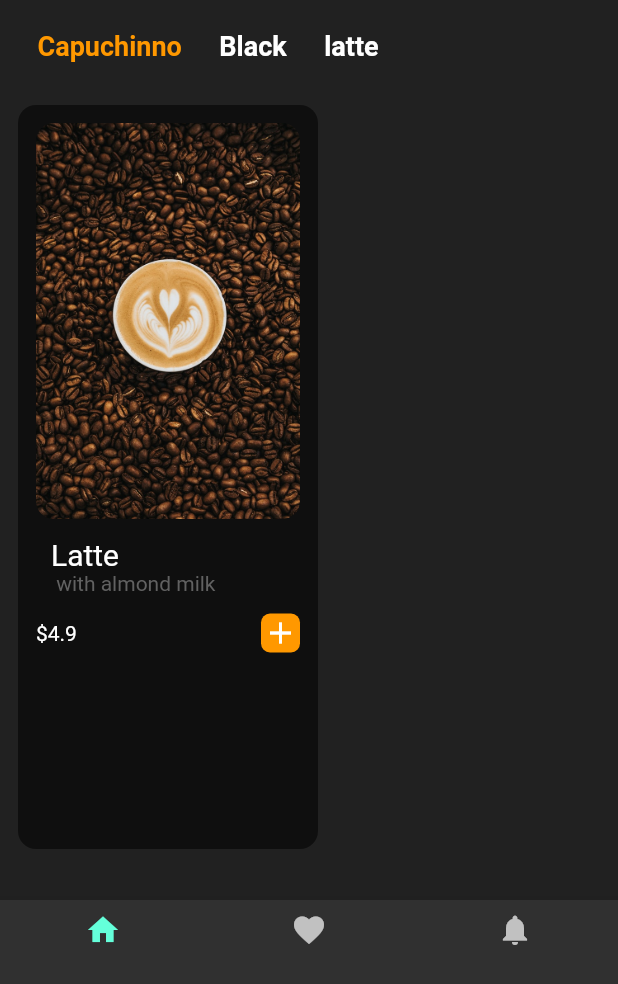
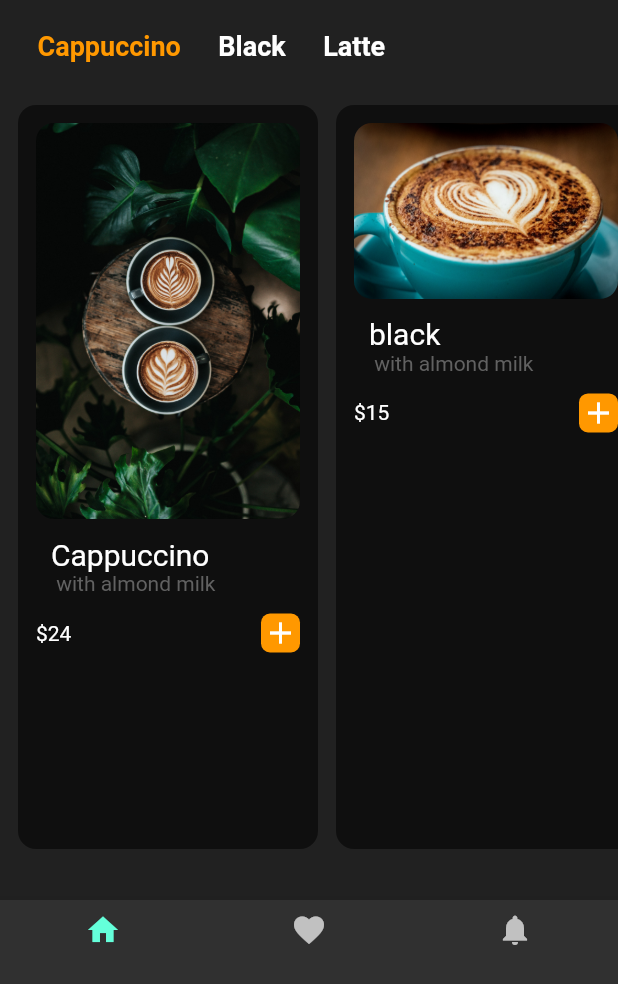
Before and after one commit to flutclass/flu_j1_Repo, a Flutter app: the screen it shows after launch, on a phone screen of 412 x 824 dp, the part 252-1236 px from its top. Run offline on Flutter 3.47's test engine with Material 2 defaults, Android fonts, the light colour scheme and no system bars; our stand-ins replace audioplayers, font_awesome_flutter, google_fonts, liquid_pull_to_refresh, lottie, page_transition and 4 more.

Commit message:
coffee completed

```diff
--- a/coffee_app/lib/coffee_tile.dart
+++ b/coffee_app/lib/coffee_tile.dart
@@ -1,48 +1,58 @@
 import 'package:flutter/material.dart';
+
 class CoffeeTile extends StatelessWidget {
-  const CoffeeTile({Key? key}) : super(key: key);
+  CoffeeTile(
+      {required this.CoffeeImagePath,
+      required this.CoffeeName,
+      required this.CoffeePrice});
+  final String CoffeeImagePath;
+  final String CoffeeName;
+  final String CoffeePrice;
 
   @override
   Widget build(BuildContext context) {
     return Padding(
-      padding:  EdgeInsets.only( left:  12.0 , bottom:  34.0),
+      padding: EdgeInsets.only(left: 12.0, bottom: 34.0),
       child: Container(
         width: 200,
         padding: EdgeInsets.all(12),
         decoration: BoxDecoration(
-          borderRadius: BorderRadius.circular(12),
-          color: Colors.black54
-        ),
+            borderRadius: BorderRadius.circular(12), color: Colors.black54),
         child: Column(
           crossAxisAlignment: CrossAxisAlignment.start,
           children: [
             ClipRRect(
               borderRadius: BorderRadius.circular(12),
-              child: Image.asset("assets/latte.jpg"),
-
+              child: Image.asset(CoffeeImagePath),
             ),
             Padding(
-              padding: const EdgeInsets.symmetric( vertical:12.0, horizontal: 10.0),
+              padding:
+                  const EdgeInsets.symmetric(vertical: 12.0, horizontal: 10.0),
               child: Column(
                 crossAxisAlignment: CrossAxisAlignment.start,
                 children: [
-                  Text("Latte",style: TextStyle(fontSize: 20),),
-                  Text(" with almond milk",style: TextStyle(
-                    color: Colors.grey[700],
-                  ),)
+                  Text(
+                    CoffeeName,
+                    style: TextStyle(fontSize: 20),
+                  ),
+                  Text(
+                    " with almond milk",
+                    style: TextStyle(
+                      color: Colors.grey[700],
+                    ),
+                  )
                 ],
               ),
             ),
             Row(
               mainAxisAlignment: MainAxisAlignment.spaceBetween,
               children: [
-                Text("\$4.9"),
+                Text("\$" + CoffeePrice),
                 Container(
                   padding: EdgeInsets.all(1),
                   decoration: BoxDecoration(
                     borderRadius: BorderRadius.circular(6),
                     color: Colors.orange,
-
                   ),
                   child: Icon(Icons.add),
                 )
@@ -50,7 +60,6 @@ class CoffeeTile extends StatelessWidget {
             )
           ],
         ),
-
       ),
     );
   }
--- a/coffee_app/lib/coffee_type.dart
+++ b/coffee_app/lib/coffee_type.dart
@@ -1,11 +1,15 @@
 import 'package:flutter/material.dart';
 class Coffee_type extends StatelessWidget {
-Coffee_type({required this.coffee_type, required this.isSelected});
+Coffee_type({required this.coffee_type, required this.isSelected,
+required this.onTap});
 final String coffee_type;
 final bool isSelected;
+final VoidCallback onTap;
   @override
   Widget build(BuildContext context) {
-    return Padding(
+    return GestureDetector(
+      onTap: onTap,
+      child: Padding(
         padding: const EdgeInsets.only( left: 25.0),
         child: Text(coffee_type,
         style: TextStyle(
@@ -13,6 +17,7 @@ final bool isSelected;
           fontWeight: FontWeight.bold,
           color: isSelected ? Colors.orange : Colors.white,
         ),),
+      ),
     );
   }
 }
--- a/coffee_app/lib/home_page.dart
+++ b/coffee_app/lib/home_page.dart
@@ -2,6 +2,7 @@ import 'package:flutter/material.dart';
 import 'package:google_fonts/google_fonts.dart';
 import 'coffee_tile.dart';
 import 'coffee_type.dart';
+
 class HomePage extends StatefulWidget {
   const HomePage({Key? key}) : super(key: key);
 
@@ -10,6 +11,19 @@ class HomePage extends StatefulWidget {
 }
 
 class _HomePageState extends State<HomePage> {
+  final List lstCoffeeType = [
+    ['Cappuccino', true],
+    ['Black', false],
+    ['Latte', false]
+  ];
+  void   coffeeTapSelect(int index) {
+    setState(() {
+      for (int i =0; i<lstCoffeeType.length; i++){
+        lstCoffeeType[i][1] = false;
+      }
+      lstCoffeeType[index][1]=true;
+    });
+  }
   @override
   Widget build(BuildContext context) {
     return Scaffold(
@@ -19,41 +33,41 @@ class _HomePageState extends State<HomePage> {
         backgroundColor: Colors.transparent,
         leading: Icon(Icons.menu),
         actions: [
-          Padding(padding: EdgeInsets.only(
-            right: 25.0
-          ),
-          child: Icon(Icons.person),)
+          Padding(
+            padding: EdgeInsets.only(right: 25.0),
+            child: Icon(Icons.person),
+          )
         ],
       ),
       bottomNavigationBar: BottomNavigationBar(
         items: [
-          BottomNavigationBarItem(icon:Icon( Icons.home) , label: ''),
-          BottomNavigationBarItem(icon:Icon( Icons.favorite) , label: ''),
-          BottomNavigationBarItem(icon:Icon( Icons.notifications) , label: ''),
+          BottomNavigationBarItem(icon: Icon(Icons.home), label: ''),
+          BottomNavigationBarItem(icon: Icon(Icons.favorite), label: ''),
+          BottomNavigationBarItem(icon: Icon(Icons.notifications), label: ''),
         ],
       ),
       body: Column(
         children: [
           Padding(
-                padding: const EdgeInsets.symmetric( horizontal: 25.0),
-                child: Text("Find the best coffee for you",style:GoogleFonts.bebasNeue(
-                  fontSize: 36
-                ) ,),
+            padding: const EdgeInsets.symmetric(horizontal: 25.0),
+            child: Text(
+              "Find the best coffee for you",
+              style: GoogleFonts.bebasNeue(fontSize: 36),
+            ),
           ),
           SizedBox(
             height: 10,
           ),
           Padding(
-            padding: const EdgeInsets.symmetric( horizontal: 25.0),
+            padding: const EdgeInsets.symmetric(horizontal: 25.0),
             child: TextField(
               decoration: InputDecoration(
                   prefixIcon: Icon(Icons.search),
                   hintText: "Find your coffee",
                   focusedBorder: OutlineInputBorder(),
                   enabledBorder: OutlineInputBorder(
-                  borderSide: BorderSide(color:Colors.grey.shade600),
-                )
-              ),
+                    borderSide: BorderSide(color: Colors.grey.shade600),
+                  )),
             ),
           ),
           SizedBox(
@@ -61,24 +75,36 @@ class _HomePageState extends State<HomePage> {
           ),
           Container(
             height: 50,
+            child: ListView.builder(
+              scrollDirection: Axis.horizontal,
+              itemCount: lstCoffeeType.length,
+              itemBuilder: (context, index) {
+                return Coffee_type(
+                    coffee_type: lstCoffeeType[index][0],
+                    isSelected: lstCoffeeType[index][1],
+                    onTap:(){ coffeeTapSelect(index);} );
+              },
+            ),
+          ),
+          Expanded(
               child: ListView(
             scrollDirection: Axis.horizontal,
             children: [
-                Coffee_type(coffee_type: "Capuchinno", isSelected: true),
-                Coffee_type(coffee_type: "Black", isSelected: false),
-                Coffee_type(coffee_type: "latte", isSelected: false),
-
-
-              ],
+              CoffeeTile(
+                  CoffeeImagePath:'assets/cuppochino.jpg',
+                  CoffeeName:'Cappuccino',
+                  CoffeePrice: '24',
               ),
+              CoffeeTile(
+                CoffeeImagePath:'assets/black.jpg',
+                CoffeeName:'black',
+                CoffeePrice: '15',
               ),
-          Expanded(child: ListView(
-            scrollDirection: Axis.horizontal,
-            children: [
-              CoffeeTile(),
-
-
-
+              CoffeeTile(
+                CoffeeImagePath:'assets/latte.jpg',
+                CoffeeName:'Latte',
+                CoffeePrice: '54',
+              ),
             ],
           ))
         ],
```
Also changed, not shown: 3 other files. Lines whose indentation alone changed are shown as unchanged.
